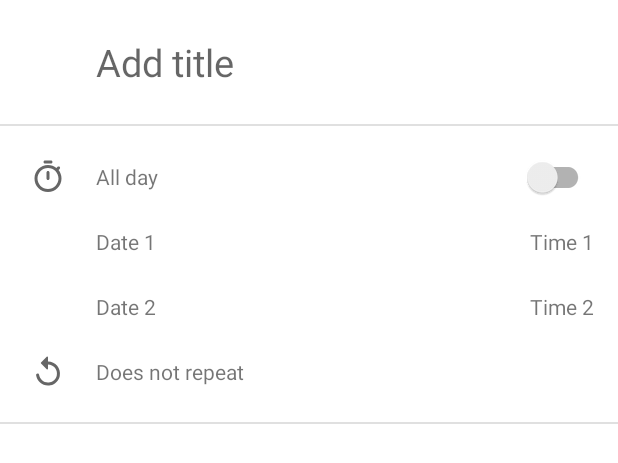
After one commit to sownt/AwesomeClass, an Android app: the layout bottom_sheet_add_lecture.xml on its own in the app's theme, with its tools: preview values and no code run, on a phone screen of 412 x 824 dp. The commit adds this screen. Shown: the top 463 px of the screen. Run offline under Robolectric (Android 15) with nearby library versions, the phone set to English and light mode, and no system bars.

Commit message:
Add sheet lectures

```diff
--- a/app/src/main/java/com/sownt/awesomeclass/ui/main/HomeFragment.java
+++ b/app/src/main/java/com/sownt/awesomeclass/ui/main/HomeFragment.java
@@ -11,6 +11,7 @@ import androidx.fragment.app.Fragment;
 import androidx.recyclerview.widget.LinearLayoutManager;
 import androidx.recyclerview.widget.RecyclerView;
 
+import com.google.android.material.floatingactionbutton.FloatingActionButton;
 import com.sownt.awesomeclass.R;
 import com.sownt.awesomeclass.adapter.LectureAdapter;
 import com.sownt.awesomeclass.model.Lecture;
@@ -24,6 +25,7 @@ import java.util.List;
 public class HomeFragment extends Fragment {
     private RecyclerView plan;
     private LectureAdapter lectureAdapter;
+    private FloatingActionButton addLectures;
 
     public HomeFragment() {
         super(R.layout.fragment_home);
@@ -33,6 +35,7 @@ public class HomeFragment extends Fragment {
     public void onViewCreated(@NonNull View view, @Nullable Bundle savedInstanceState) {
         super.onViewCreated(view, savedInstanceState);
         plan = view.findViewById(R.id.home_plan);
+        addLectures = view.findViewById(R.id.fab_add_lecture);
 
         plan.setLayoutManager(new LinearLayoutManager(this.getContext()));
 
--- /dev/null
+++ b/app/src/main/res/drawable/ic_round_add_24.xml
@@ -0,0 +1,5 @@
+<vector android:height="24dp" android:tint="#FFFFFF"
+    android:viewportHeight="24" android:viewportWidth="24"
+    android:width="24dp" xmlns:android="http://schemas.android.com/apk/res/android">
+    <path android:fillColor="@android:color/white" android:pathData="M18,13h-5v5c0,0.55 -0.45,1 -1,1s-1,-0.45 -1,-1v-5H6c-0.55,0 -1,-0.45 -1,-1s0.45,-1 1,-1h5V6c0,-0.55 0.45,-1 1,-1s1,0.45 1,1v5h5c0.55,0 1,0.45 1,1s-0.45,1 -1,1z"/>
+</vector>
--- /dev/null
+++ b/app/src/main/res/drawable/ic_round_notifications_active_24.xml
@@ -0,0 +1,10 @@
+<vector xmlns:android="http://schemas.android.com/apk/res/android"
+    android:width="24dp"
+    android:height="24dp"
+    android:viewportWidth="24"
+    android:viewportHeight="24"
+    android:tint="?attr/colorControlNormal">
+  <path
+      android:fillColor="@android:color/white"
+      android:pathData="M18,16v-5c0,-3.07 -1.64,-5.64 -4.5,-6.32L13.5,4c0,-0.83 -0.68,-1.5 -1.51,-1.5S10.5,3.17 10.5,4v0.68C7.63,5.36 6,7.92 6,11v5l-1.3,1.29c-0.63,0.63 -0.19,1.71 0.7,1.71h13.17c0.89,0 1.34,-1.08 0.71,-1.71L18,16zM11.99,22c1.1,0 2,-0.9 2,-2h-4c0,1.1 0.89,2 2,2zM6.77,4.73c0.42,-0.38 0.43,-1.03 0.03,-1.43 -0.38,-0.38 -1,-0.39 -1.39,-0.02C3.7,4.84 2.52,6.96 2.14,9.34c-0.09,0.61 0.38,1.16 1,1.16 0.48,0 0.9,-0.35 0.98,-0.83 0.3,-1.94 1.26,-3.67 2.65,-4.94zM18.6,3.28c-0.4,-0.37 -1.02,-0.36 -1.4,0.02 -0.4,0.4 -0.38,1.04 0.03,1.42 1.38,1.27 2.35,3 2.65,4.94 0.07,0.48 0.49,0.83 0.98,0.83 0.61,0 1.09,-0.55 0.99,-1.16 -0.38,-2.37 -1.55,-4.48 -3.25,-6.05z"/>
+</vector>
--- /dev/null
+++ b/app/src/main/res/drawable/ic_round_replay_24.xml
@@ -0,0 +1,10 @@
+<vector xmlns:android="http://schemas.android.com/apk/res/android"
+    android:width="24dp"
+    android:height="24dp"
+    android:viewportWidth="24"
+    android:viewportHeight="24"
+    android:tint="?attr/colorControlNormal">
+  <path
+      android:fillColor="@android:color/white"
+      android:pathData="M12,5V2.21c0,-0.45 -0.54,-0.67 -0.85,-0.35l-3.8,3.79c-0.2,0.2 -0.2,0.51 0,0.71l3.79,3.79c0.32,0.31 0.86,0.09 0.86,-0.36V7c3.73,0 6.68,3.42 5.86,7.29 -0.47,2.27 -2.31,4.1 -4.57,4.57 -3.57,0.75 -6.75,-1.7 -7.23,-5.01 -0.07,-0.48 -0.49,-0.85 -0.98,-0.85 -0.6,0 -1.08,0.53 -1,1.13 0.62,4.39 4.8,7.64 9.53,6.72 3.12,-0.61 5.63,-3.12 6.24,-6.24C20.84,9.48 16.94,5 12,5z"/>
+</vector>
--- /dev/null
+++ b/app/src/main/res/drawable/ic_round_timer_24.xml
@@ -0,0 +1,10 @@
+<vector xmlns:android="http://schemas.android.com/apk/res/android"
+    android:width="24dp"
+    android:height="24dp"
+    android:viewportWidth="24"
+    android:viewportHeight="24"
+    android:tint="?attr/colorControlNormal">
+  <path
+      android:fillColor="@android:color/white"
+      android:pathData="M14,1h-4c-0.55,0 -1,0.45 -1,1s0.45,1 1,1h4c0.55,0 1,-0.45 1,-1s-0.45,-1 -1,-1zM12,14c0.55,0 1,-0.45 1,-1L13,9c0,-0.55 -0.45,-1 -1,-1s-1,0.45 -1,1v4c0,0.55 0.45,1 1,1zM19.03,7.39l0.75,-0.75c0.38,-0.38 0.39,-1.01 0,-1.4l-0.01,-0.01c-0.39,-0.39 -1.01,-0.38 -1.4,0l-0.75,0.75C16.07,4.74 14.12,4 12,4c-4.8,0 -8.88,3.96 -9,8.76C2.87,17.84 6.94,22 12,22c4.98,0 9,-4.03 9,-9 0,-2.12 -0.74,-4.07 -1.97,-5.61zM12,20c-3.87,0 -7,-3.13 -7,-7s3.13,-7 7,-7 7,3.13 7,7 -3.13,7 -7,7z"/>
+</vector>
--- /dev/null
+++ b/app/src/main/res/layout/bottom_sheet_add_lecture.xml
@@ -0,0 +1,125 @@
+<?xml version="1.0" encoding="utf-8"?>
+<androidx.constraintlayout.widget.ConstraintLayout xmlns:android="http://schemas.android.com/apk/res/android"
+    xmlns:app="http://schemas.android.com/apk/res-auto"
+    android:layout_width="match_parent"
+    android:layout_height="match_parent">
+
+    <EditText
+        android:id="@+id/sheet_lecture_title"
+        android:layout_width="match_parent"
+        android:layout_height="wrap_content"
+        android:layout_marginStart="64dp"
+        android:layout_marginTop="16dp"
+        android:layout_marginEnd="16dp"
+        android:background="@android:color/transparent"
+        android:hint="Add title"
+        android:inputType="text"
+        android:paddingVertical="8dp"
+        android:textColor="@color/black"
+        android:textSize="25sp"
+        app:layout_constraintEnd_toEndOf="parent"
+        app:layout_constraintStart_toStartOf="parent"
+        app:layout_constraintTop_toTopOf="parent" />
+
+    <View
+        android:id="@+id/divider1"
+        android:layout_width="match_parent"
+        android:layout_height="1dp"
+        android:layout_marginTop="16dp"
+        android:background="?android:attr/listDivider"
+        app:layout_constraintEnd_toEndOf="parent"
+        app:layout_constraintStart_toStartOf="parent"
+        app:layout_constraintTop_toBottomOf="@+id/sheet_lecture_title" />
+
+    <ImageView
+        android:layout_width="wrap_content"
+        android:layout_height="wrap_content"
+        android:src="@drawable/ic_round_timer_24"
+        app:layout_constraintStart_toStartOf="parent"
+        app:layout_constraintEnd_toStartOf="@id/text_all_day"
+        app:layout_constraintTop_toTopOf="@id/text_all_day"
+        app:layout_constraintBottom_toBottomOf="@id/text_all_day"/>
+
+    <TextView
+        android:id="@+id/text_all_day"
+        android:layout_width="wrap_content"
+        android:layout_height="wrap_content"
+        android:layout_marginStart="64dp"
+        android:layout_marginTop="24dp"
+        android:text="All day"
+        app:layout_constraintStart_toStartOf="parent"
+        app:layout_constraintTop_toBottomOf="@id/divider1" />
+
+    <androidx.appcompat.widget.SwitchCompat
+        android:id="@+id/sheet_all_day"
+        android:layout_width="wrap_content"
+        android:layout_height="wrap_content"
+        app:layout_constraintTop_toTopOf="@id/text_all_day"
+        app:layout_constraintBottom_toBottomOf="@id/text_all_day"
+        app:layout_constraintEnd_toEndOf="@id/sheet_lecture_title"/>
+
+    <TextView
+        android:id="@+id/sheet_from_date"
+        android:layout_width="wrap_content"
+        android:layout_height="wrap_content"
+        android:layout_marginTop="24dp"
+        android:text="Date 1"
+        app:layout_constraintStart_toStartOf="@id/text_all_day"
+        app:layout_constraintTop_toBottomOf="@id/text_all_day" />
+
+    <TextView
+        android:id="@+id/sheet_from_time"
+        android:layout_width="wrap_content"
+        android:layout_height="wrap_content"
+        android:text="Time 1"
+        app:layout_constraintTop_toTopOf="@id/sheet_from_date"
+        app:layout_constraintBottom_toBottomOf="@id/sheet_from_date"
+        app:layout_constraintEnd_toEndOf="@id/sheet_all_day"/>
+
+    <TextView
+        android:id="@+id/sheet_to_date"
+        android:layout_width="wrap_content"
+        android:layout_height="wrap_content"
+        android:layout_marginTop="24dp"
+        android:text="Date 2"
+        app:layout_constraintStart_toStartOf="@id/sheet_from_date"
+        app:layout_constraintTop_toBottomOf="@id/sheet_from_date" />
+
+    <TextView
+        android:id="@+id/sheet_to_time"
+        android:layout_width="wrap_content"
+        android:layout_height="wrap_content"
+        android:text="Time 2"
+        app:layout_constraintTop_toTopOf="@id/sheet_to_date"
+        app:layout_constraintBottom_toBottomOf="@id/sheet_to_date"
+        app:layout_constraintEnd_toEndOf="@id/sheet_from_time"/>
+
+    <ImageView
+        android:layout_width="wrap_content"
+        android:layout_height="wrap_content"
+        android:src="@drawable/ic_round_replay_24"
+        app:layout_constraintTop_toTopOf="@id/sheet_repeat"
+        app:layout_constraintBottom_toBottomOf="@id/sheet_repeat"
+        app:layout_constraintStart_toStartOf="parent"
+        app:layout_constraintEnd_toStartOf="@id/sheet_repeat"/>
+
+    <TextView
+        android:id="@+id/sheet_repeat"
+        android:layout_width="wrap_content"
+        android:layout_height="wrap_content"
+        android:layout_marginTop="24dp"
+        android:text="Does not repeat"
+        app:layout_constraintStart_toStartOf="@id/sheet_to_date"
+        app:layout_constraintTop_toBottomOf="@id/sheet_to_date" />
+
+    <View
+        android:id="@+id/divider2"
+        android:layout_width="match_parent"
+        android:layout_height="1dp"
+        android:layout_marginTop="24dp"
+        android:background="?android:attr/listDivider"
+        app:layout_constraintEnd_toEndOf="parent"
+        app:layout_constraintStart_toStartOf="parent"
+        app:layout_constraintTop_toBottomOf="@+id/sheet_repeat" />
+
+</androidx.constraintlayout.widget.ConstraintLayout>
--- a/app/src/main/res/layout/fragment_home.xml
+++ b/app/src/main/res/layout/fragment_home.xml
@@ -14,4 +14,14 @@
         app:layout_constraintStart_toStartOf="parent"
         app:layout_constraintTop_toTopOf="parent" />
 
+    <com.google.android.material.floatingactionbutton.FloatingActionButton
+        android:id="@+id/fab_add_lecture"
+        android:layout_width="wrap_content"
+        android:layout_height="wrap_content"
+        android:layout_marginEnd="16dp"
+        android:layout_marginBottom="16dp"
+        android:src="@drawable/ic_round_add_24"
+        app:layout_constraintBottom_toBottomOf="parent"
+        app:layout_constraintEnd_toEndOf="parent" />
+
 </androidx.constraintlayout.widget.ConstraintLayout>
```
